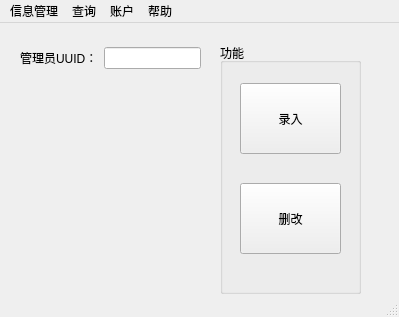
Qt form src/UI/mainWindows/administermainwindow.ui (3944Realms/AirLife) before a commit.
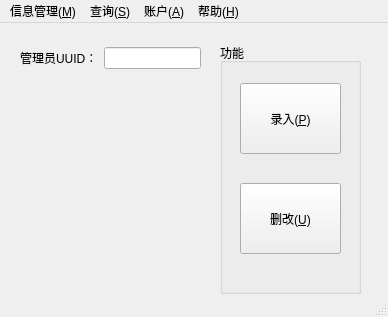
The same form after that commit. Icons and pictures are not drawn.

What changed in the file:
```diff
--- a/src/UI/mainWindows/administermainwindow.ui
+++ b/src/UI/mainWindows/administermainwindow.ui
@@ -6,7 +6,7 @@
    <rect>
     <x>0</x>
     <y>0</y>
-    <width>399</width>
+    <width>388</width>
     <height>317</height>
    </rect>
   </property>
@@ -66,7 +66,7 @@
       </rect>
      </property>
      <property name="text">
-      <string>录入</string>
+      <string>录入(&amp;P)</string>
      </property>
     </widget>
     <widget class="QPushButton" name="airLifeMRInformationPushButton">
@@ -79,7 +79,7 @@
       </rect>
      </property>
      <property name="text">
-      <string>删改</string>
+      <string>删改(&amp;U)</string>
      </property>
     </widget>
    </widget>
@@ -89,27 +89,27 @@
     <rect>
      <x>0</x>
      <y>0</y>
-     <width>399</width>
+     <width>388</width>
      <height>22</height>
     </rect>
    </property>
    <widget class="QMenu" name="airLifeInformationManagerMenu">
     <property name="title">
-     <string>信息管理</string>
+     <string>信息管理(&amp;M)</string>
     </property>
     <addaction name="airLifeAddInformationAction"/>
     <addaction name="airLifeMRInformationAction"/>
    </widget>
    <widget class="QMenu" name="airLifeSearchMenu">
     <property name="title">
-     <string>查询</string>
+     <string>查询(&amp;S)</string>
     </property>
     <addaction name="airLifeSearchFlightAction"/>
     <addaction name="airLifeSearchUserAction"/>
    </widget>
    <widget class="QMenu" name="airLifeAccountMenu">
     <property name="title">
-     <string>账户</string>
+     <string>账户(&amp;A)</string>
     </property>
     <widget class="QMenu" name="airLifeAccountPasswordAction">
      <property name="title">
@@ -122,7 +122,7 @@
    </widget>
    <widget class="QMenu" name="airLifeHelptMenu">
     <property name="title">
-     <string>帮助</string>
+     <string>帮助(&amp;H)</string>
     </property>
     <addaction name="airLifeGetMoreHelpAction"/>
    </widget>
```
Left out of the diff: 16 changed lines with no effect on the pictures.
